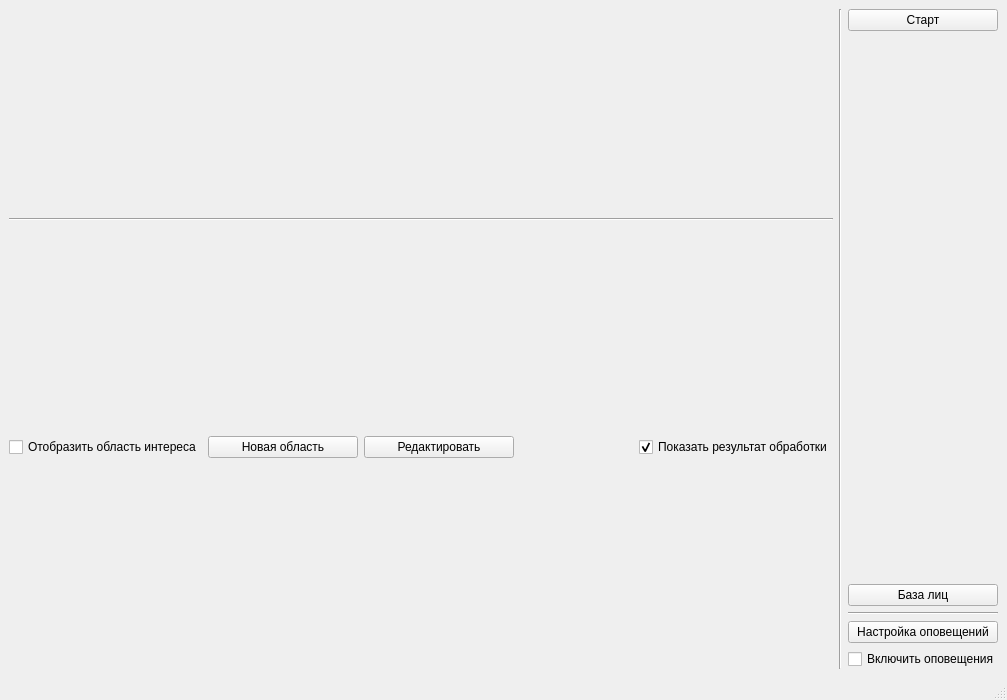
Above: Views/UI/MainWindow.ui from MrDiz2112/home_security before the change. Below: the same form after it.
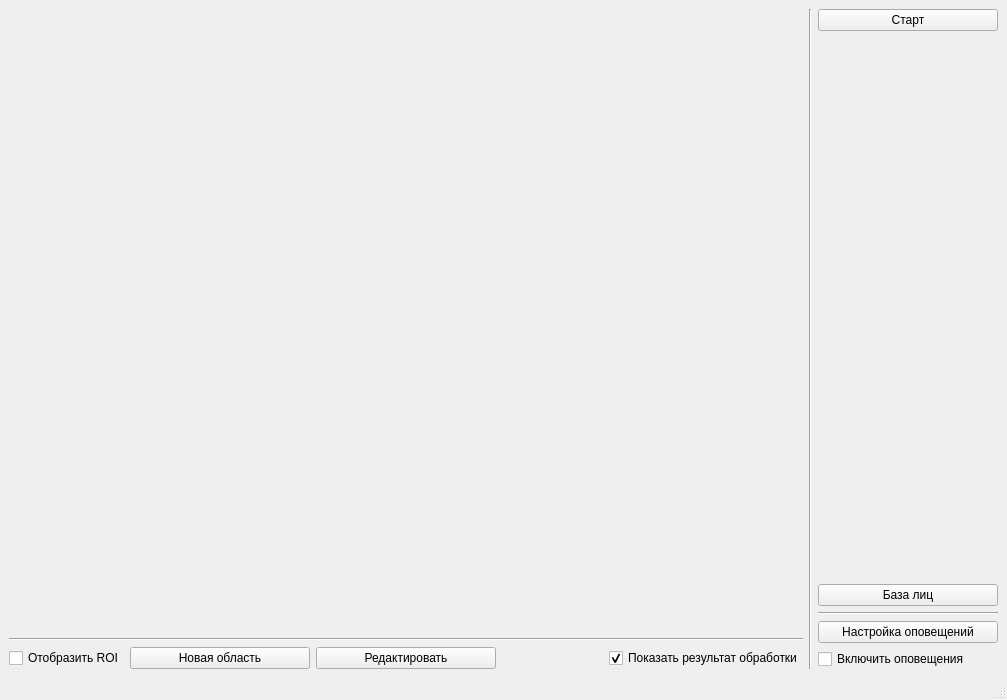
That is the form after the change.

What changed in the file:
```diff
--- a/Views/UI/MainWindow.ui
+++ b/Views/UI/MainWindow.ui
@@ -18,7 +18,27 @@
     <item>
      <layout class="QVBoxLayout" name="cameraLayout">
       <item>
-       <layout class="QVBoxLayout" name="cameraImageLayout"/>
+       <layout class="QVBoxLayout" name="cameraImageLayout">
+        <property name="sizeConstraint">
+         <enum>QLayout::SetDefaultConstraint</enum>
+        </property>
+        <item>
+         <widget class="QLabel" name="cameraImage">
+          <property name="sizePolicy">
+           <sizepolicy hsizetype="Ignored" vsizetype="Ignored">
+            <horstretch>0</horstretch>
+            <verstretch>0</verstretch>
+           </sizepolicy>
+          </property>
+          <property name="text">
+           <string/>
+          </property>
+          <property name="alignment">
+           <set>Qt::AlignCenter</set>
+          </property>
+         </widget>
+        </item>
+       </layout>
       </item>
       <item>
        <widget class="Line" name="line_3">
@@ -41,7 +61,7 @@
            </size>
           </property>
           <property name="text">
-           <string>Отобразить область интереса</string>
+           <string>Отобразить ROI</string>
           </property>
          </widget>
         </item>
@@ -49,7 +69,7 @@
          <widget class="QPushButton" name="newRoiButton">
           <property name="minimumSize">
            <size>
-            <width>150</width>
+            <width>180</width>
             <height>0</height>
            </size>
           </property>
@@ -68,7 +88,7 @@
          <widget class="QPushButton" name="editRoiButton">
           <property name="minimumSize">
            <size>
-            <width>150</width>
+            <width>180</width>
             <height>0</height>
            </size>
           </property>
@@ -132,7 +152,7 @@
         </property>
         <property name="minimumSize">
          <size>
-          <width>150</width>
+          <width>180</width>
           <height>0</height>
          </size>
         </property>
@@ -170,7 +190,7 @@
         </property>
         <property name="minimumSize">
          <size>
-          <width>150</width>
+          <width>180</width>
           <height>0</height>
          </size>
         </property>
@@ -195,7 +215,7 @@
         </property>
         <property name="minimumSize">
          <size>
-          <width>150</width>
+          <width>180</width>
           <height>0</height>
          </size>
         </property>
@@ -220,7 +240,7 @@
         </property>
         <property name="minimumSize">
          <size>
-          <width>150</width>
+          <width>180</width>
           <height>0</height>
          </size>
         </property>
@@ -245,7 +265,7 @@
         </property>
         <property name="minimumSize">
          <size>
-          <width>150</width>
+          <width>180</width>
           <height>0</height>
          </size>
         </property>
```
Left out of the diff: 2 changed lines with no effect on the pictures.
